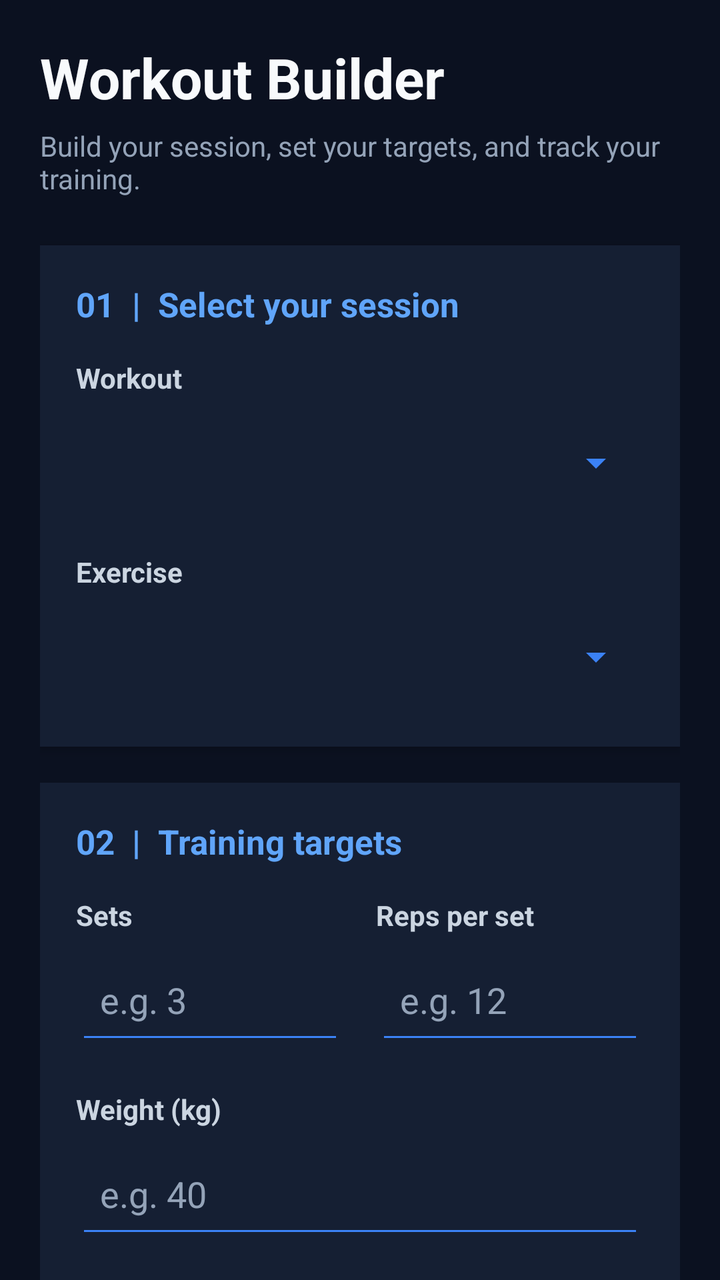
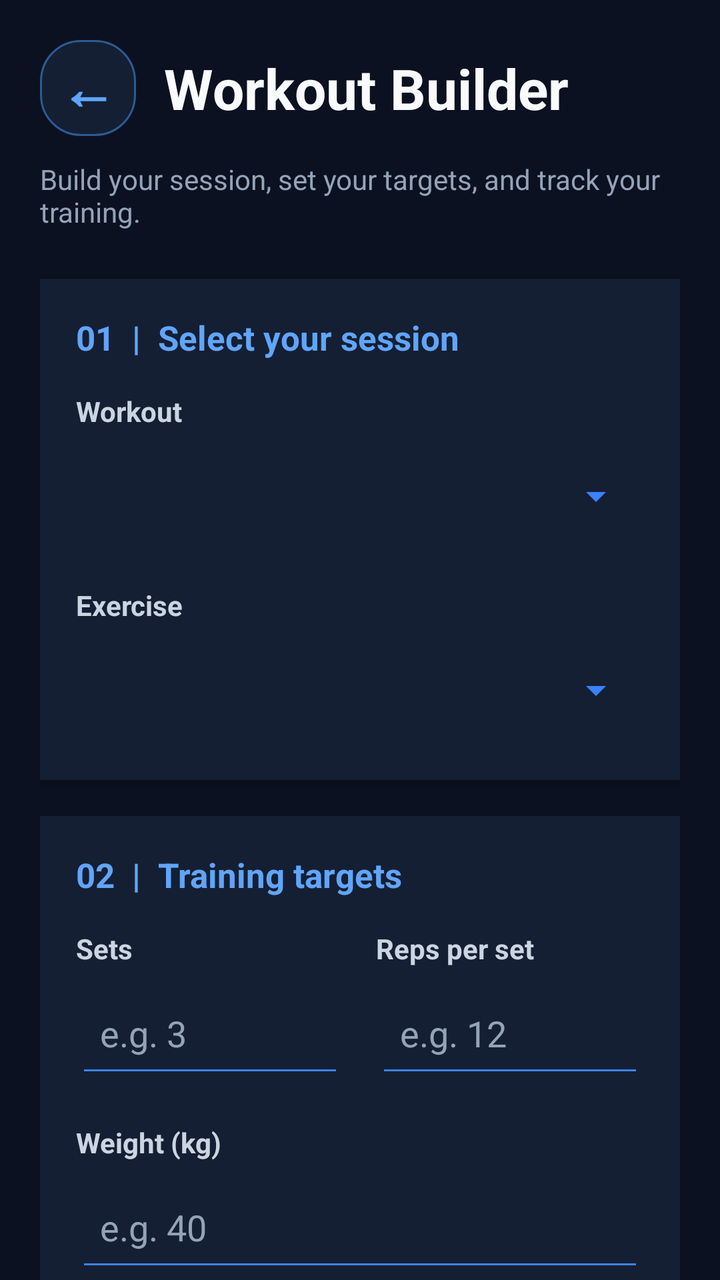

The first picture is an Android layout as it rendered before a commit; the second is the same layout after the commit. The layout source and the unified diff follow.
<!-- AndroidManifest.xml: application theme Theme.GymTrackerPro -->
<!-- res/layout/activity_workout_exercises.xml -->
<?xml version="1.0" encoding="utf-8"?>
<ScrollView xmlns:android="http://schemas.android.com/apk/res/android"
    android:layout_width="match_parent"
    android:layout_height="match_parent"
    android:background="#0B1120"
    android:fillViewport="true"
    android:scrollbars="none">

    <LinearLayout
        android:layout_width="match_parent"
        android:layout_height="wrap_content"
        android:orientation="vertical"
        android:padding="20dp">

        
        <TextView
            android:layout_width="match_parent"
            android:layout_height="wrap_content"
            android:text="Workout Builder"
            android:textColor="#F8FAFC"
            android:textSize="28sp"
            android:textStyle="bold" />

        <TextView
            android:layout_width="match_parent"
            android:layout_height="wrap_content"
            android:layout_marginTop="6dp"
            android:layout_marginBottom="24dp"
            android:text="Build your session, set your targets, and track your training."
            android:textColor="#94A3B8"
            android:textSize="14sp" />

        
        <LinearLayout
            android:layout_width="match_parent"
            android:layout_height="wrap_content"
            android:orientation="vertical"
            android:padding="18dp"
            android:background="#151F33"
            android:elevation="3dp">

            <TextView
                android:layout_width="match_parent"
                android:layout_height="wrap_content"
                android:text="01  |  Select your session"
                android:textColor="#60A5FA"
                android:textSize="17sp"
                android:textStyle="bold"
                android:layout_marginBottom="16dp" />

            <TextView
                android:layout_width="match_parent"
                android:layout_height="wrap_content"
                android:text="Workout"
                android:textStyle="bold"
                android:textColor="#CBD5E1"
                android:layout_marginBottom="6dp" />

            <Spinner
                android:id="@+id/spinnerWorkouts"
                android:layout_width="match_parent"
                android:layout_height="54dp"
                android:backgroundTint="#3B82F6"
                android:paddingStart="10dp"
                android:paddingEnd="10dp" />

            <TextView
                android:layout_width="match_parent"
                android:layout_height="wrap_content"
                android:text="Exercise"
                android:textStyle="bold"
                android:textColor="#CBD5E1"
                android:layout_marginTop="18dp"
                android:layout_marginBottom="6dp" />

            <Spinner
                android:id="@+id/spinnerExercises"
                android:layout_width="match_parent"
                android:layout_height="54dp"
                android:backgroundTint="#3B82F6"
                android:paddingStart="10dp"
                android:paddingEnd="10dp" />

        </LinearLayout>

        
        <LinearLayout
            android:layout_width="match_parent"
            android:layout_height="wrap_content"
            android:layout_marginTop="18dp"
            android:orientation="vertical"
            android:padding="18dp"
            android:background="#151F33"
            android:elevation="3dp">

            <TextView
                android:layout_width="match_parent"
                android:layout_height="wrap_content"
                android:text="02  |  Training targets"
                android:textColor="#60A5FA"
                android:textSize="17sp"
                android:textStyle="bold"
                android:layout_marginBottom="16dp" />

            
            <LinearLayout
                android:layout_width="match_parent"
                android:layout_height="wrap_content"
                android:orientation="horizontal"
                android:weightSum="2">

                <LinearLayout
                    android:layout_width="0dp"
                    android:layout_height="wrap_content"
                    android:layout_weight="1"
                    android:orientation="vertical"
                    android:paddingEnd="8dp">

                    <TextView
                        android:layout_width="match_parent"
                        android:layout_height="wrap_content"
                        android:text="Sets"
                        android:textColor="#CBD5E1"
                        android:textStyle="bold"
                        android:layout_marginBottom="6dp" />

                    <EditText
                        android:id="@+id/editSets"
                        android:layout_width="match_parent"
                        android:layout_height="54dp"
                        android:hint="e.g. 3"
                        android:inputType="number"
                        android:singleLine="true"
                        android:padding="12dp"
                        android:backgroundTint="#3B82F6"
                        android:textColor="#F8FAFC"
                        android:textColorHint="#94A3B8" />

                </LinearLayout>

                <LinearLayout
                    android:layout_width="0dp"
                    android:layout_height="wrap_content"
                    android:layout_weight="1"
                    android:orientation="vertical"
                    android:paddingStart="8dp">

                    <TextView
                        android:layout_width="match_parent"
                        android:layout_height="wrap_content"
                        android:text="Reps per set"
                        android:textColor="#CBD5E1"
                        android:textStyle="bold"
                        android:layout_marginBottom="6dp" />

                    <EditText
                        android:id="@+id/editRepetitions"
                        android:layout_width="match_parent"
                        android:layout_height="54dp"
                        android:hint="e.g. 12"
                        android:inputType="number"
                        android:singleLine="true"
                        android:padding="12dp"
                        android:backgroundTint="#3B82F6"
                        android:textColor="#F8FAFC"
                        android:textColorHint="#94A3B8" />

                </LinearLayout>

            </LinearLayout>

            
            <TextView
                android:layout_width="match_parent"
                android:layout_height="wrap_content"
                android:text="Weight (kg)"
                android:textColor="#CBD5E1"
                android:textStyle="bold"
                android:layout_marginTop="18dp"
                android:layout_marginBottom="6dp" />

            <EditText
                android:id="@+id/editWeight"
                android:layout_width="match_parent"
                android:layout_height="54dp"
                android:hint="e.g. 40"
                android:inputType="numberDecimal"
                android:singleLine="true"
                android:padding="12dp"
                android:backgroundTint="#3B82F6"
                android:textColor="#F8FAFC"
                android:textColorHint="#94A3B8" />

            
            <TextView
                android:layout_width="match_parent"
                android:layout_height="wrap_content"
                android:text="Training notes (optional)"
                android:textColor="#CBD5E1"
                android:textStyle="bold"
                android:layout_marginTop="18dp"
                android:layout_marginBottom="6dp" />

            <EditText
                android:id="@+id/editExerciseNotes"
                android:layout_width="match_parent"
                android:layout_height="wrap_content"
                android:minHeight="90dp"
                android:hint="e.g. Use controlled movements"
                android:inputType="textCapSentences|textMultiLine"
                android:minLines="2"
                android:gravity="top|start"
                android:padding="12dp"
                android:backgroundTint="#3B82F6"
                android:textColor="#F8FAFC"
                android:textColorHint="#94A3B8" />

            <Button
                android:id="@+id/buttonAddExerciseToWorkout"
                android:layout_width="match_parent"
                android:layout_height="54dp"
                android:layout_marginTop="22dp"
                android:text="Add Exercise to Workout"
                android:textAllCaps="false"
                android:textColor="#FFFFFF"
                android:textSize="16sp"
                android:textStyle="bold"
                android:backgroundTint="#2563EB" />

        </LinearLayout>

        
        <LinearLayout
            android:layout_width="match_parent"
            android:layout_height="wrap_content"
            android:layout_marginTop="18dp"
            android:orientation="vertical"
            android:padding="18dp"
            android:background="#151F33"
            android:elevation="3dp">

            <TextView
                android:layout_width="match_parent"
                android:layout_height="wrap_content"
                android:text="Your exercise plan"
                android:textColor="#F8FAFC"
                android:textSize="20sp"
                android:textStyle="bold"
                android:layout_marginBottom="6dp" />

            <TextView
                android:layout_width="match_parent"
                android:layout_height="wrap_content"
                android:text="Exercises assigned to your selected workout"
                android:textColor="#94A3B8"
                android:textSize="13sp"
                android:layout_marginBottom="14dp" />

            <TextView
                android:id="@+id/textAssignedExercises"
                android:layout_width="match_parent"
                android:layout_height="wrap_content"
                android:minHeight="70dp"
                android:background="#0F172A"
                android:padding="16dp"
                android:text="Assigned exercises will appear here."
                android:textColor="#CBD5E1"
                android:textSize="15sp"
                android:lineSpacingExtra="6dp" />

        </LinearLayout>

        
        <Button
            android:id="@+id/buttonBackHome"
            android:layout_width="match_parent"
            android:layout_height="52dp"
            android:layout_marginTop="22dp"
            android:layout_marginBottom="12dp"
            android:text="Back to Dashboard"
            android:textAllCaps="false"
            android:textColor="#F8FAFC"
            android:backgroundTint="#334155" />

    </LinearLayout>

</ScrollView>
<!-- resources referenced by this layout -->
<resources>
  <style name="Theme.GymTrackerPro" parent="Base.Theme.GymTrackerPro" />
  <style name="Base.Theme.GymTrackerPro" parent="Theme.Material3.Dark.NoActionBar">
          <item name="colorPrimary">@color/gt_blue</item>
          <item name="colorSurface">@color/gt_surface</item>
          <item name="android:windowBackground">@color/gt_background</item>
  
          
          <item name="android:statusBarColor">@color/gt_background</item>
          <item name="android:navigationBarColor">@color/gt_background</item>
          <item name="android:windowLightStatusBar">false</item>
      </style>
  <color name="gt_blue">#60A5FA</color>
  <color name="gt_surface">#151F33</color>
  <color name="gt_background">#0B1120</color>
</resources>

<!-- the commit's change to res/layout/activity_workout_exercises.xml (unified diff, before → after) -->
@@ -13,13 +13,38 @@
         android:padding="20dp">
 
         
-        <TextView
-            android:layout_width="match_parent"
-            android:layout_height="wrap_content"
-            android:text="Workout Builder"
-            android:textColor="#F8FAFC"
-            android:textSize="28sp"
-            android:textStyle="bold" />
+        <LinearLayout
+            android:layout_width="match_parent"
+            android:layout_height="wrap_content"
+            android:orientation="horizontal"
+            android:gravity="center_vertical"
+            android:layout_marginBottom="6dp">
+
+            <TextView
+                android:id="@+id/buttonBackArrow"
+                android:layout_width="48dp"
+                android:layout_height="48dp"
+                android:background="@drawable/bg_card"
+                android:gravity="center"
+                android:text="←"
+                android:textColor="#60A5FA"
+                android:textSize="28sp"
+                android:textStyle="bold"
+                android:clickable="true"
+                android:focusable="true"
+                android:contentDescription="Back to Dashboard" />
+
+            <TextView
+                android:layout_width="0dp"
+                android:layout_height="wrap_content"
+                android:layout_weight="1"
+                android:layout_marginStart="14dp"
+                android:text="Workout Builder"
+                android:textColor="#F8FAFC"
+                android:textSize="28sp"
+                android:textStyle="bold" />
+
+        </LinearLayout>
 
         <TextView
             android:layout_width="match_parent"
<!-- resource entries referenced after the edit -->
@@ -1,5 +1,12 @@
 <!-- resources referenced by this layout -->
 <resources>
+  <!-- drawable bg_card (drawable) -->
+  <?xml version="1.0" encoding="utf-8"?>
+  <shape xmlns:android="http://schemas.android.com/apk/res/android" android:shape="rectangle">
+      <solid android:color="@color/gt_surface" />
+      <corners android:radius="20dp" />
+      <stroke android:width="1dp" android:color="@color/gt_stroke" />
+  </shape>
   <style name="Theme.GymTrackerPro" parent="Base.Theme.GymTrackerPro" />
   <style name="Base.Theme.GymTrackerPro" parent="Theme.Material3.Dark.NoActionBar">
           <item name="colorPrimary">@color/gt_blue</item>
@@ -13,6 +20,7 @@
       </style>
   <color name="gt_blue">#60A5FA</color>
   <color name="gt_surface">#151F33</color>
+  <color name="gt_stroke">#2F5A94</color>
   <color name="gt_background">#0B1120</color>
 </resources>
 
